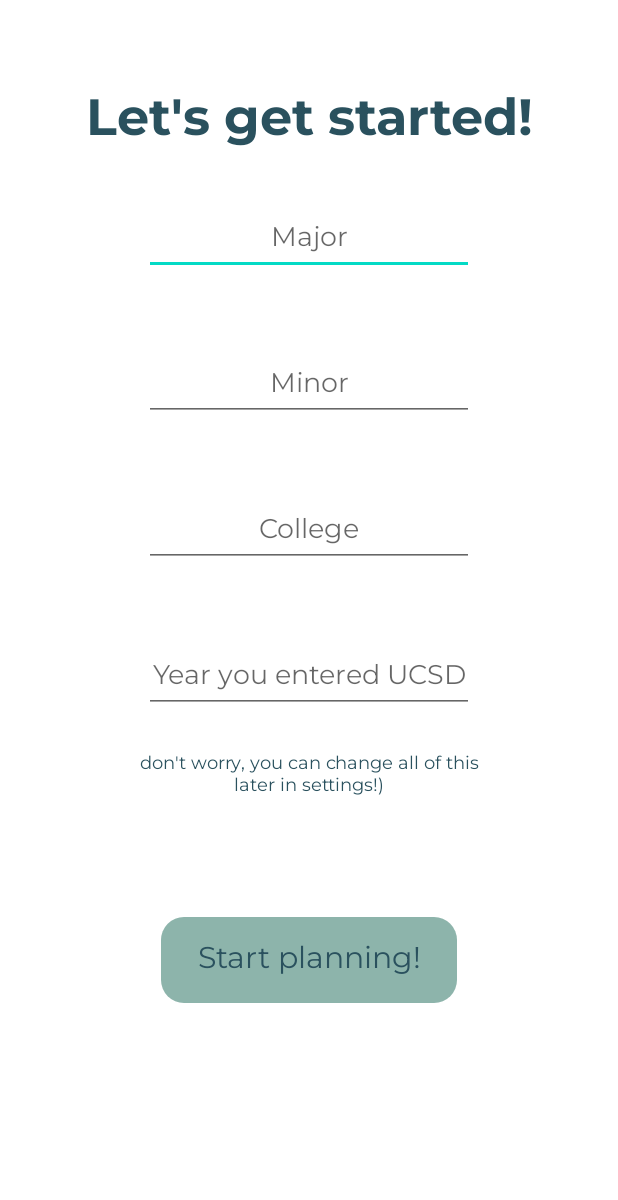
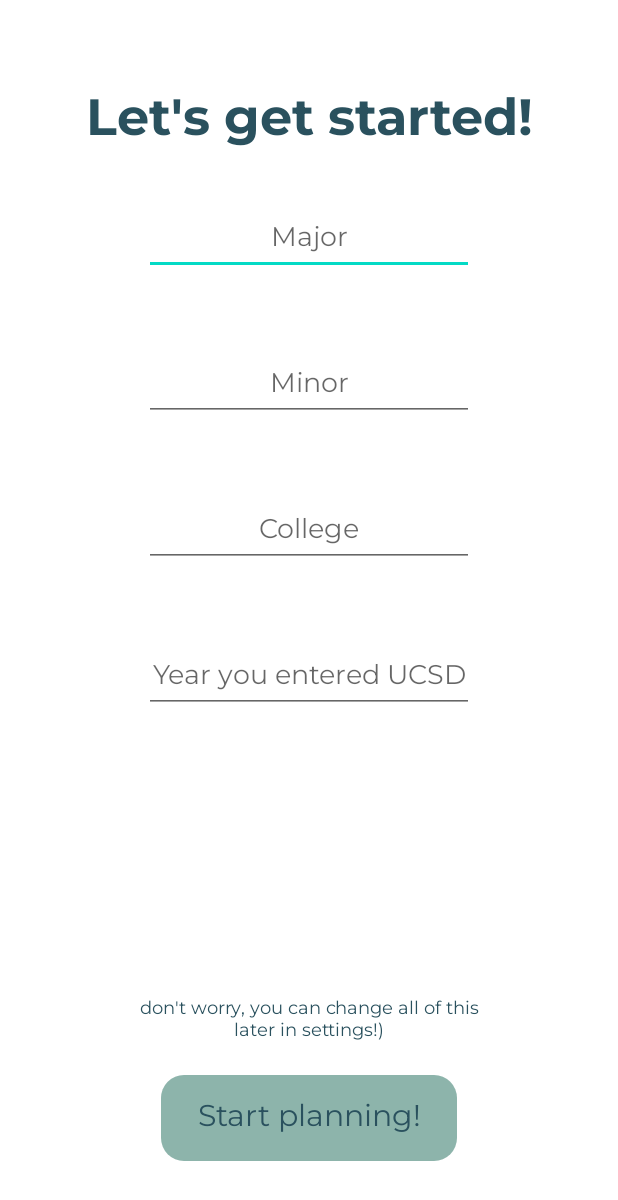
Before and after one commit to SKBost/Degree-Planner, an Android app: the layout activity_welcome_screen.xml on its own in the app's theme, with its tools: preview values and no code run, on a phone screen of 412 x 824 dp. Shown: the top 1200 px of the screen. Run offline under Robolectric (Android 15) with nearby library versions, the phone set to English and light mode, and no system bars.

```diff
--- a/app/src/main/res/layout/activity_first_welcome_screen.xml
+++ b/app/src/main/res/layout/activity_first_welcome_screen.xml
@@ -57,11 +57,11 @@
         app:layout_constraintTop_toBottomOf="@+id/ready" />
 
     <Button
-        android:id="@+id/button"
+        android:id="@+id/button_first_welcome"
         android:layout_width="197dp"
         android:layout_height="57dp"
         android:layout_marginTop="50dp"
-        android:layout_marginBottom="70dp"
+        android:layout_marginBottom="40dp"
         android:background="@drawable/rounded_button"
         android:fontFamily="@font/montserrat"
         android:stateListAnimator="@null"
--- a/app/src/main/res/layout/activity_welcome_screen.xml
+++ b/app/src/main/res/layout/activity_welcome_screen.xml
@@ -87,35 +87,33 @@
         android:layout_width="0dp"
         android:layout_height="wrap_content"
         android:layout_marginStart="80dp"
-        android:layout_marginTop="25dp"
         android:layout_marginEnd="80dp"
+        android:layout_marginBottom="20dp"
         android:fontFamily="@font/montserrat"
         android:gravity="center_horizontal|center_vertical"
         android:text="@string/change_in_settings"
         android:textAppearance="@style/TextAppearance.AppCompat.Display1"
         android:textColor="@color/midnight_green"
         android:textSize="12sp"
+        app:layout_constraintBottom_toTopOf="@+id/button"
         app:layout_constraintEnd_toEndOf="parent"
         app:layout_constraintStart_toStartOf="parent"
-        app:layout_constraintTop_toBottomOf="@+id/year"
         tools:text="don't worry, you can change all of this later in settings!)" />
 
     <Button
         android:id="@+id/button"
         android:layout_width="197dp"
         android:layout_height="57dp"
-        android:layout_marginTop="50dp"
-        android:layout_marginBottom="70dp"
+        android:layout_marginBottom="50dp"
         android:background="@drawable/rounded_button"
         android:fontFamily="@font/montserrat"
         android:stateListAnimator="@null"
         android:text="@string/start_planning"
+        android:textAllCaps="false"
         android:textColor="@color/midnight_green"
-        android:textAllCaps="false"
         android:textSize="20sp"
         app:layout_constraintBottom_toBottomOf="parent"
         app:layout_constraintEnd_toEndOf="parent"
-        app:layout_constraintStart_toStartOf="parent"
-        app:layout_constraintTop_toBottomOf="@+id/year" />
+        app:layout_constraintStart_toStartOf="parent" />
 
 </androidx.constraintlayout.widget.ConstraintLayout>
```
Also changed, not shown: app/src/main/java/com/example/degreeplanner/activities/WelcomeScreen.java (+23 -5 lines), app/src/main/res/layout/quarter_plan_tab_fragment.xml (+10 -0 lines).
